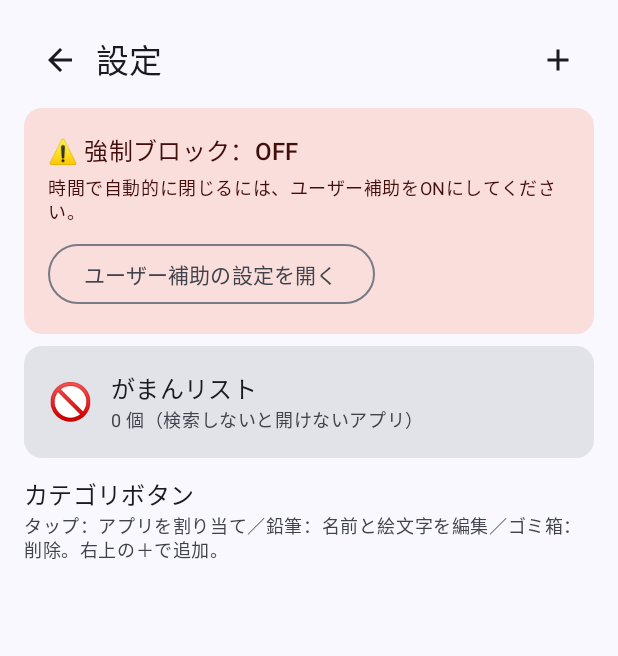
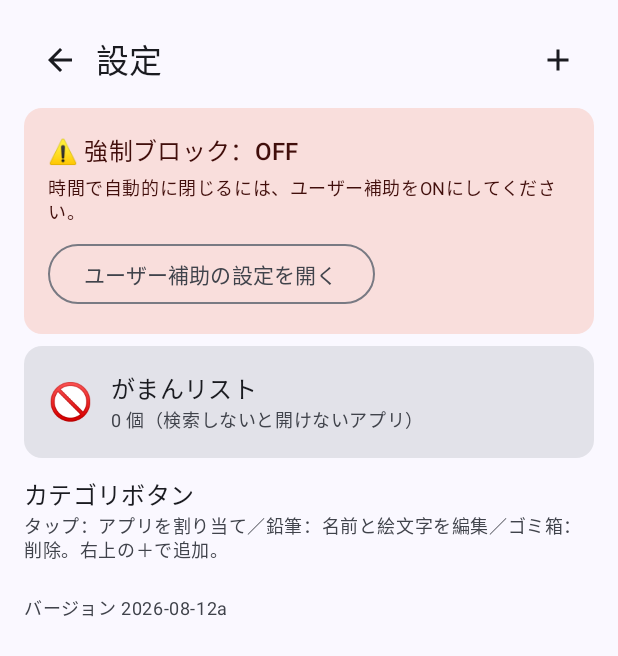
Before and after one commit to DASHIDANSHI/Myfirstrepository, an Android app built with Jetpack Compose: the composable GoalListScreen called with empty values, on a phone screen of 412 x 824 dp. Shown: the top 656 px of the screen. Run offline under Robolectric (Android 15) with nearby library versions, the phone set to English and light mode, and no system bars.

Commit message:
Show app version in Settings for update verification
Add APP_VERSION shown at the bottom of the Settings screen and mirror
it in versionName/versionCode, so the installed build can be confirmed
from the phone.

Co-Authored-By: Claude Opus 4.8 <noreply@anthropic.com>
Claude-Session: https://claude.ai/code/session_01Goe88ocnSMw2iTFWz8kKA3

```diff
--- a/app/build.gradle.kts
+++ b/app/build.gradle.kts
@@ -12,8 +12,8 @@ android {
         applicationId = "com.example.intentlauncher"
         minSdk = 26
         targetSdk = 34
-        versionCode = 1
-        versionName = "1.0"
+        versionCode = 2
+        versionName = "2026-08-12a"
     }
 
     buildTypes {
--- /dev/null
+++ b/app/src/main/java/com/example/intentlauncher/AppVersion.kt
@@ -0,0 +1,8 @@
+package com.example.intentlauncher
+
+/**
+ * アプリの版を表す文字列。設定画面の下部に表示され、
+ * スマホ側で「最新版が入っているか」を目視で確認するために使う。
+ * 変更を加えるたびに、この値を新しくする。
+ */
+const val APP_VERSION = "2026-08-12a"
--- a/app/src/main/java/com/example/intentlauncher/ui/screens/SettingsScreen.kt
+++ b/app/src/main/java/com/example/intentlauncher/ui/screens/SettingsScreen.kt
@@ -40,6 +40,7 @@ import androidx.compose.ui.Alignment
 import androidx.compose.ui.Modifier
 import androidx.compose.ui.platform.LocalContext
 import androidx.compose.ui.unit.dp
+import com.example.intentlauncher.APP_VERSION
 import com.example.intentlauncher.model.AppInfo
 import com.example.intentlauncher.model.Goal
 import com.example.intentlauncher.service.AccessibilityUtil
@@ -185,6 +186,15 @@ private fun GoalListScreen(
                         }
                     }
                 }
+            }
+
+            item {
+                Spacer(Modifier.height(12.dp))
+                Text(
+                    "バージョン $APP_VERSION",
+                    style = MaterialTheme.typography.bodySmall,
+                    color = MaterialTheme.colorScheme.onSurfaceVariant,
+                )
             }
         }
     }
```
